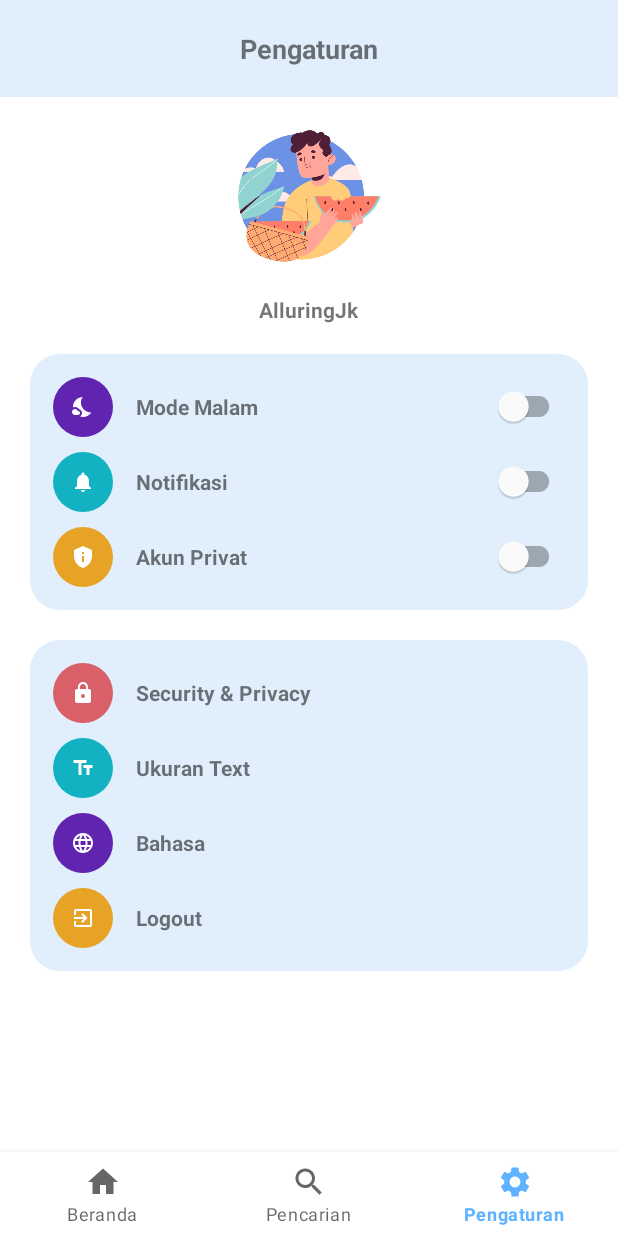
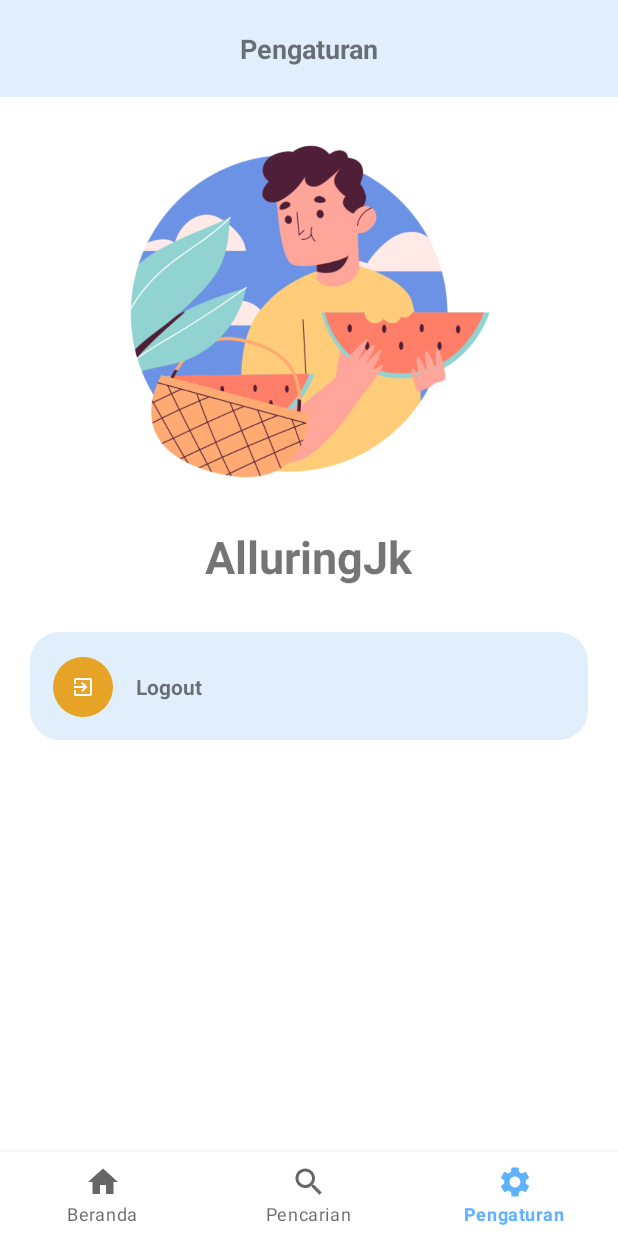
Before and after one commit to wikosac/3Food, an Android app: the SettingFragment screen opened through its navigation route, on a phone screen of 412 x 824 dp. Run offline under Robolectric (Android 15) with nearby library versions, the phone set to English and light mode, and no system bars; our stand-ins replace Firebase (no records; nobody signed in at launch, a user with empty details on screens opened directly), navigation-ui; libraries missing offline, so code that uses them is left out: com.firebase.ui; pictures from the network do not load.

Commit message:
merubah beberapa layout

```diff
--- a/app/src/main/java/org/d3ifcool/a3food/ui/dashboard/DashboardFragment.kt
+++ b/app/src/main/java/org/d3ifcool/a3food/ui/dashboard/DashboardFragment.kt
@@ -101,7 +101,7 @@ class DashboardFragment : Fragment() {
         super.onCreate(savedInstanceState)
 
         //image from storage
-        binding.horizontalRecyclerView.layoutManager = LinearLayoutManager(requireContext())
+//        binding.horizontalRecyclerView.layoutManager = LinearLayoutManager(requireContext())
         listImages = arrayListOf()
 
         databaseReference = FirebaseDatabase.getInstance().getReference("food")
@@ -112,7 +112,7 @@ class DashboardFragment : Fragment() {
                         val list = dataSnapshot.getValue(ImageData::class.java)
                         listImages.add(list!!)
                     }
-                    binding.horizontalRecyclerView.adapter = ImageAdapter(requireContext(), listImages)
+//                    binding.horizontalRecyclerView.adapter = ImageAdapter(requireContext(), listImages)
                 }
             }
 
--- a/app/src/main/res/layout/fragment_search.xml
+++ b/app/src/main/res/layout/fragment_search.xml
@@ -72,7 +72,7 @@
         <com.google.android.material.textfield.TextInputEditText
             android:id="@+id/searchView"
             android:layout_width="match_parent"
-            android:layout_height="match_parent"
+            android:layout_height="wrap_content"
             android:imeOptions="actionSearch"
             android:inputType="text" />
     </com.google.android.material.textfield.TextInputLayout>
@@ -84,7 +84,6 @@
         android:layout_marginTop="150dp"
         android:gravity="center"
         android:orientation="horizontal"
-        app:layout_constraintStart_toStartOf="@+id/searchViewLayout"
         app:layout_constraintTop_toBottomOf="@+id/searchViewLayout">
 
         <TextView
--- a/app/src/main/res/layout/fragment_setting.xml
+++ b/app/src/main/res/layout/fragment_setting.xml
@@ -37,12 +37,13 @@
             android:orientation="vertical"
             android:layout_marginTop="16dp">
 
+
             <ImageView
-                android:layout_width="100dp"
-                android:layout_height="100dp"
+                android:layout_width="252dp"
+                android:layout_height="254dp"
                 android:layout_gravity="center"
                 android:layout_marginBottom="16dp"
-                android:src="@drawable/eating"/>
+                android:src="@drawable/eating" />
 
             <TextView
                 android:id="@+id/ubahProfile"
@@ -50,195 +51,197 @@
                 android:layout_height="wrap_content"
                 android:layout_gravity="center"
                 android:text="AlluringJk"
+                android:textSize="30dp"
                 android:textStyle="bold"/>
 
-            <LinearLayout
-                android:background="@drawable/round_back_white"
-                android:layout_width="match_parent"
-                android:layout_height="wrap_content"
-                android:layout_margin="20dp"
-                android:orientation="vertical"
-                android:padding="15dp">
+            <!--            <LinearLayout-->
+            <!--                android:background="@drawable/round_back_white"-->
+            <!--                android:layout_width="match_parent"-->
+            <!--                android:layout_height="wrap_content"-->
+            <!--                android:layout_margin="20dp"-->
+            <!--                android:orientation="vertical"-->
+            <!--                android:padding="15dp">-->
 
-                <!-- Dark Mode -->
-                <RelativeLayout
-                    android:layout_width="match_parent"
-                    android:layout_height="wrap_content">
+            <!--                &lt;!&ndash; Dark Mode &ndash;&gt;-->
+            <!--                <RelativeLayout-->
+            <!--                    android:layout_width="match_parent"-->
+            <!--                    android:layout_height="wrap_content">-->
 
-                    <ImageView
-                        android:layout_width="40dp"
-                        android:id="@+id/nightModeIcon"
-                        android:layout_height="40dp"
-                        android:src="@drawable/ic_baseline_nights_icon"
-                        android:background="@drawable/round_back_night_mode"
-                        android:padding="12dp"/>
+            <!--                    <ImageView-->
+            <!--                        android:layout_width="40dp"-->
+            <!--                        android:id="@+id/nightModeIcon"-->
+            <!--                        android:layout_height="40dp"-->
+            <!--                        android:src="@drawable/ic_baseline_nights_icon"-->
+            <!--                        android:background="@drawable/round_back_night_mode"-->
+            <!--                        android:padding="12dp"/>-->
 
-                    <TextView
-                        android:layout_marginStart="15dp"
-                        android:layout_width="wrap_content"
-                        android:layout_height="wrap_content"
-                        android:layout_centerVertical="true"
-                        android:text="Mode Malam"
-                        android:textStyle="bold"
-                        android:layout_toEndOf="@+id/nightModeIcon"/>
+            <!--                    <TextView-->
+            <!--                        android:layout_marginStart="15dp"-->
+            <!--                        android:layout_width="wrap_content"-->
+            <!--                        android:layout_height="wrap_content"-->
+            <!--                        android:layout_centerVertical="true"-->
+            <!--                        android:text="Mode Malam"-->
+            <!--                        android:textStyle="bold"-->
+            <!--                        android:layout_toEndOf="@+id/nightModeIcon"/>-->
 
-                    <androidx.appcompat.widget.SwitchCompat
-                        android:layout_width="wrap_content"
-                        android:layout_height="wrap_content"
-                        android:layout_alignParentEnd="true"
-                        android:layout_centerVertical="true"
-                        android:switchMinWidth="50dp"
-                        android:theme="@style/nightModeSwitch"/>
-                </RelativeLayout>
+            <!--                    <androidx.appcompat.widget.SwitchCompat-->
+            <!--                        android:layout_width="wrap_content"-->
+            <!--                        android:layout_height="wrap_content"-->
+            <!--                        android:layout_alignParentEnd="true"-->
+            <!--                        android:layout_centerVertical="true"-->
+            <!--                        android:switchMinWidth="50dp"-->
+            <!--                        android:theme="@style/nightModeSwitch"/>-->
+            <!--                </RelativeLayout>-->
 
-                <!-- Notification -->
-                <RelativeLayout
-                    android:layout_marginTop="10dp"
-                    android:layout_width="match_parent"
-                    android:layout_height="wrap_content">
+            <!--                &lt;!&ndash; Notification &ndash;&gt;-->
+            <!--                <RelativeLayout-->
+            <!--                    android:layout_marginTop="10dp"-->
+            <!--                    android:layout_width="match_parent"-->
+            <!--                    android:layout_height="wrap_content">-->
 
-                    <ImageView
-                        android:layout_width="40dp"
-                        android:id="@+id/notificationIcon"
-                        android:layout_height="40dp"
-                        android:src="@drawable/ic_baseline_notifications_24"
-                        android:background="@drawable/round_back_notification"
-                        android:padding="12dp"/>
+            <!--                    <ImageView-->
+            <!--                        android:layout_width="40dp"-->
+            <!--                        android:id="@+id/notificationIcon"-->
+            <!--                        android:layout_height="40dp"-->
+            <!--                        android:src="@drawable/ic_baseline_notifications_24"-->
+            <!--                        android:background="@drawable/round_back_notification"-->
+            <!--                        android:padding="12dp"/>-->
 
-                    <TextView
-                        android:layout_marginStart="15dp"
-                        android:layout_width="wrap_content"
-                        android:layout_height="wrap_content"
-                        android:layout_centerVertical="true"
-                        android:text="Notifikasi"
-                        android:textStyle="bold"
-                        android:layout_toEndOf="@+id/notificationIcon"/>
+            <!--                    <TextView-->
+            <!--                        android:layout_marginStart="15dp"-->
+            <!--                        android:layout_width="wrap_content"-->
+            <!--                        android:layout_height="wrap_content"-->
+            <!--                        android:layout_centerVertical="true"-->
+            <!--                        android:text="Notifikasi"-->
+            <!--                        android:textStyle="bold"-->
+            <!--                        android:layout_toEndOf="@+id/notificationIcon"/>-->
 
-                    <androidx.appcompat.widget.SwitchCompat
-                        android:layout_width="wrap_content"
-                        android:layout_height="wrap_content"
-                        android:layout_alignParentEnd="true"
-                        android:layout_centerVertical="true"
-                        android:switchMinWidth="50dp"
-                        android:theme="@style/notificationSwitch"/>
-                </RelativeLayout>
+            <!--                    <androidx.appcompat.widget.SwitchCompat-->
+            <!--                        android:layout_width="wrap_content"-->
+            <!--                        android:layout_height="wrap_content"-->
+            <!--                        android:layout_alignParentEnd="true"-->
+            <!--                        android:layout_centerVertical="true"-->
+            <!--                        android:switchMinWidth="50dp"-->
+            <!--                        android:theme="@style/notificationSwitch"/>-->
+            <!--                </RelativeLayout>-->
 
-                <!-- Private -->
-                <RelativeLayout
-                    android:layout_marginTop="10dp"
-                    android:layout_width="match_parent"
-                    android:layout_height="wrap_content">
+            <!--                &lt;!&ndash; Private &ndash;&gt;-->
+            <!--                <RelativeLayout-->
+            <!--                    android:layout_marginTop="10dp"-->
+            <!--                    android:layout_width="match_parent"-->
+            <!--                    android:layout_height="wrap_content">-->
 
-                    <ImageView
-                        android:layout_width="40dp"
-                        android:id="@+id/privateAcountIcon"
-                        android:layout_height="40dp"
-                        android:src="@drawable/ic_baseline_privacy_tip_24"
-                        android:background="@drawable/round_back_private_ccount"
-                        android:padding="12dp"/>
+            <!--                    <ImageView-->
+            <!--                        android:layout_width="40dp"-->
+            <!--                        android:id="@+id/privateAcountIcon"-->
+            <!--                        android:layout_height="40dp"-->
+            <!--                        android:src="@drawable/ic_baseline_privacy_tip_24"-->
+            <!--                        android:background="@drawable/round_back_private_ccount"-->
+            <!--                        android:padding="12dp"/>-->
 
-                    <TextView
-                        android:layout_marginStart="15dp"
-                        android:layout_width="wrap_content"
-                        android:layout_height="wrap_content"
-                        android:layout_centerVertical="true"
-                        android:text="Akun Privat"
-                        android:textStyle="bold"
-                        android:layout_toEndOf="@+id/privateAcountIcon"/>
+            <!--                    <TextView-->
+            <!--                        android:layout_marginStart="15dp"-->
+            <!--                        android:layout_width="wrap_content"-->
+            <!--                        android:layout_height="wrap_content"-->
+            <!--                        android:layout_centerVertical="true"-->
+            <!--                        android:text="Akun Privat"-->
+            <!--                        android:textStyle="bold"-->
+            <!--                        android:layout_toEndOf="@+id/privateAcountIcon"/>-->
 
-                    <androidx.appcompat.widget.SwitchCompat
-                        android:layout_width="wrap_content"
-                        android:layout_height="wrap_content"
-                        android:layout_alignParentEnd="true"
-                        android:layout_centerVertical="true"
-                        android:switchMinWidth="50dp"
-                        android:theme="@style/privateAccountSwitch"/>
-                </RelativeLayout>
-            </LinearLayout>
+            <!--                    <androidx.appcompat.widget.SwitchCompat-->
+            <!--                        android:layout_width="wrap_content"-->
+            <!--                        android:layout_height="wrap_content"-->
+            <!--                        android:layout_alignParentEnd="true"-->
+            <!--                        android:layout_centerVertical="true"-->
+            <!--                        android:switchMinWidth="50dp"-->
+            <!--                        android:theme="@style/privateAccountSwitch"/>-->
+            <!--                </RelativeLayout>-->
+            <!--            </LinearLayout>-->
 
             <LinearLayout
                 android:background="@drawable/round_back_white"
                 android:layout_width="match_parent"
                 android:layout_height="wrap_content"
                 android:layout_marginHorizontal="20dp"
+                android:layout_marginTop="30dp"
                 android:orientation="vertical"
                 android:padding="15dp">
 
-                <!-- Security -->
-                <RelativeLayout
-                    android:layout_width="match_parent"
-                    android:layout_height="wrap_content">
+                <!--                &lt;!&ndash; Security &ndash;&gt;-->
+                <!--                <RelativeLayout-->
+                <!--                    android:layout_width="match_parent"-->
+                <!--                    android:layout_height="wrap_content">-->
 
-                    <ImageView
-                        android:layout_width="40dp"
-                        android:id="@+id/securityIcon"
-                        android:layout_height="40dp"
-                        android:src="@drawable/ic_baseline_lock_24"
-                        android:background="@drawable/round_back_security"
-                        android:padding="12dp"/>
+                <!--                    <ImageView-->
+                <!--                        android:layout_width="40dp"-->
+                <!--                        android:id="@+id/securityIcon"-->
+                <!--                        android:layout_height="40dp"-->
+                <!--                        android:src="@drawable/ic_baseline_people_24"-->
+                <!--                        android:background="@drawable/round_back_security"-->
+                <!--                        android:padding="12dp"/>-->
 
-                    <TextView
-                        android:layout_marginStart="15dp"
-                        android:layout_width="wrap_content"
-                        android:layout_height="wrap_content"
-                        android:layout_centerVertical="true"
-                        android:text="Security &amp; Privacy"
-                        android:textStyle="bold"
-                        android:layout_toEndOf="@+id/securityIcon"/>
-                </RelativeLayout>
+                <!--                    <TextView-->
+                <!--                        android:layout_marginStart="15dp"-->
+                <!--                        android:layout_width="wrap_content"-->
+                <!--                        android:layout_height="wrap_content"-->
+                <!--                        android:layout_centerVertical="true"-->
+                <!--                        android:text="About Us"-->
+                <!--                        android:textStyle="bold"-->
+                <!--                        android:layout_toEndOf="@+id/securityIcon"/>-->
+                <!--                </RelativeLayout>-->
 
-                <!-- text -->
-                <RelativeLayout
-                    android:layout_marginTop="10dp"
-                    android:layout_width="match_parent"
-                    android:layout_height="wrap_content">
+                <!--                &lt;!&ndash; text &ndash;&gt;-->
+                <!--                <RelativeLayout-->
+                <!--                    android:layout_marginTop="10dp"-->
+                <!--                    android:layout_width="match_parent"-->
+                <!--                    android:layout_height="wrap_content">-->
 
-                    <ImageView
-                        android:layout_width="40dp"
-                        android:id="@+id/textIcon"
-                        android:layout_height="40dp"
-                        android:src="@drawable/ic_baseline_text_fields_24"
-                        android:background="@drawable/round_back_notification"
-                        android:padding="12dp"/>
+                <!--                    <ImageView-->
+                <!--                        android:layout_width="40dp"-->
+                <!--                        android:id="@+id/textIcon"-->
+                <!--                        android:layout_height="40dp"-->
+                <!--                        android:src="@drawable/ic_baseline_text_fields_24"-->
+                <!--                        android:background="@drawable/round_back_notification"-->
+                <!--                        android:padding="12dp"/>-->
 
-                    <TextView
-                        android:layout_marginStart="15dp"
-                        android:layout_width="wrap_content"
-                        android:layout_height="wrap_content"
-                        android:layout_centerVertical="true"
-                        android:text="Ukuran Text"
-                        android:textStyle="bold"
-                        android:layout_toEndOf="@+id/textIcon"/>
-                </RelativeLayout>
+                <!--                    <TextView-->
+                <!--                        android:layout_marginStart="15dp"-->
+                <!--                        android:layout_width="wrap_content"-->
+                <!--                        android:layout_height="wrap_content"-->
+                <!--                        android:layout_centerVertical="true"-->
+                <!--                        android:text="Versi Aplikasi"-->
+                <!--                        android:textStyle="bold"-->
+                <!--                        android:layout_toEndOf="@+id/textIcon"/>-->
+                <!--                </RelativeLayout>-->
 
-                <!-- Langue -->
-                <RelativeLayout
-                    android:layout_marginTop="10dp"
-                    android:layout_width="match_parent"
-                    android:layout_height="wrap_content">
+                <!--                &lt;!&ndash; Langue &ndash;&gt;-->
+                <!--                <RelativeLayout-->
+                <!--                    android:layout_marginTop="10dp"-->
+                <!--                    android:layout_width="match_parent"-->
+                <!--                    android:layout_height="wrap_content">-->
 
-                    <ImageView
-                        android:layout_width="40dp"
-                        android:id="@+id/languagesIcon"
-                        android:layout_height="40dp"
-                        android:src="@drawable/ic_baseline_language_24"
-                        android:background="@drawable/round_back_night_mode"
-                        android:padding="12dp"/>
+                <!--                    <ImageView-->
+                <!--                        android:layout_width="40dp"-->
+                <!--                        android:id="@+id/languagesIcon"-->
+                <!--                        android:layout_height="40dp"-->
+                <!--                        android:src="@drawable/ic_baseline_language_24"-->
+                <!--                        android:background="@drawable/round_back_night_mode"-->
+                <!--                        android:padding="12dp"/>-->
 
-                    <TextView
-                        android:layout_marginStart="15dp"
-                        android:layout_width="wrap_content"
-                        android:layout_height="wrap_content"
-                        android:layout_centerVertical="true"
-                        android:text="Bahasa"
-                        android:textStyle="bold"
-                        android:layout_toEndOf="@+id/languagesIcon"/>
-                </RelativeLayout>
+                <!--                    <TextView-->
+                <!--                        android:layout_marginStart="15dp"-->
+                <!--                        android:layout_width="wrap_content"-->
+                <!--                        android:layout_height="wrap_content"-->
+                <!--                        android:layout_centerVertical="true"-->
+                <!--                        android:text="Bahasa"-->
+                <!--                        android:textStyle="bold"-->
+                <!--                        android:layout_toEndOf="@+id/languagesIcon"/>-->
+                <!--                </RelativeLayout>-->
 
                 <!-- Langue -->
                 <RelativeLayout
                     android:id="@+id/logoutView"
-                    android:layout_marginTop="10dp"
+                    android:layout_marginTop="1dp"
                     android:layout_width="match_parent"
                     android:layout_height="wrap_content">
 
```
Also changed, not shown: app/src/main/res/layout/dashboard2.xml (deleted, +0 -14 lines), app/src/main/res/layout/food_list.xml (+42 -29 lines), app/src/main/res/layout/food_list2.xml (added, +59 -0 lines), app/src/main/res/layout/fragment_dashboard.xml (+20 -9 lines), app/src/main/res/drawable-v24/poster3.png (added).
